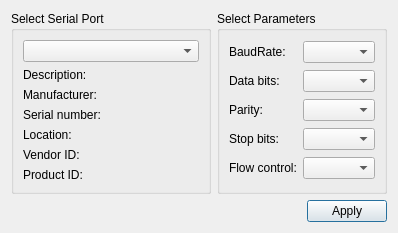
This is settingsdialog.ui in ivanovp/iserterm as Qt 5 draws it before an edit. The edited form follows.
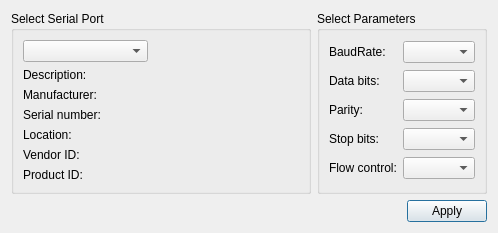
This is the edited form.

```diff
--- a/settingsdialog.ui
+++ b/settingsdialog.ui
@@ -6,7 +6,7 @@
    <rect>
     <x>0</x>
     <y>0</y>
-    <width>381</width>
+    <width>431</width>
     <height>216</height>
    </rect>
   </property>
@@ -77,7 +77,7 @@
     <widget class="QGroupBox" name="selectBox">
      <property name="minimumSize">
       <size>
-       <width>200</width>
+       <width>300</width>
        <height>0</height>
       </size>
      </property>
@@ -86,44 +86,64 @@
      </property>
      <layout class="QGridLayout" name="gridLayout">
       <item row="0" column="0">
-       <widget class="QComboBox" name="serialPortInfoListBox"/>
+       <widget class="QComboBox" name="serialPortInfoListBox">
+        <property name="minimumSize">
+         <size>
+          <width>125</width>
+          <height>0</height>
+         </size>
+        </property>
+       </widget>
       </item>
-      <item row="1" column="0">
+      <item row="0" column="1">
+       <spacer name="horizontalSpacer_2">
+        <property name="orientation">
+         <enum>Qt::Horizontal</enum>
+        </property>
+        <property name="sizeHint" stdset="0">
+         <size>
+          <width>40</width>
+          <height>20</height>
+         </size>
+        </property>
+       </spacer>
+      </item>
+      <item row="1" column="0" colspan="2">
        <widget class="QLabel" name="descriptionLabel">
         <property name="text">
          <string>Description:</string>
         </property>
        </widget>
       </item>
-      <item row="2" column="0">
+      <item row="2" column="0" colspan="2">
        <widget class="QLabel" name="manufacturerLabel">
         <property name="text">
          <string>Manufacturer:</string>
         </property>
        </widget>
       </item>
-      <item row="3" column="0">
+      <item row="3" column="0" colspan="2">
        <widget class="QLabel" name="serialNumberLabel">
         <property name="text">
          <string>Serial number:</string>
         </property>
        </widget>
       </item>
-      <item row="4" column="0">
+      <item row="4" column="0" colspan="2">
        <widget class="QLabel" name="locationLabel">
         <property name="text">
          <string>Location:</string>
         </property>
        </widget>
       </item>
-      <item row="5" column="0">
+      <item row="5" column="0" colspan="2">
        <widget class="QLabel" name="vidLabel">
         <property name="text">
          <string>Vendor ID:</string>
         </property>
        </widget>
       </item>
-      <item row="6" column="0">
+      <item row="6" column="0" colspan="2">
        <widget class="QLabel" name="pidLabel">
         <property name="text">
          <string>Product ID:</string>
```
